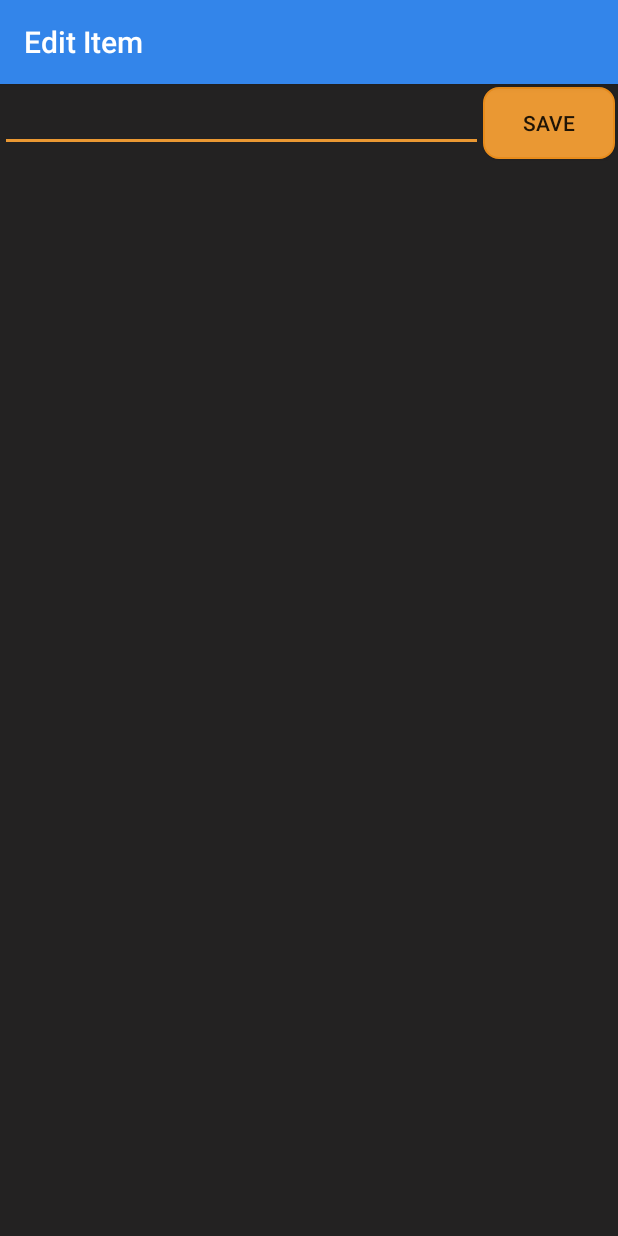
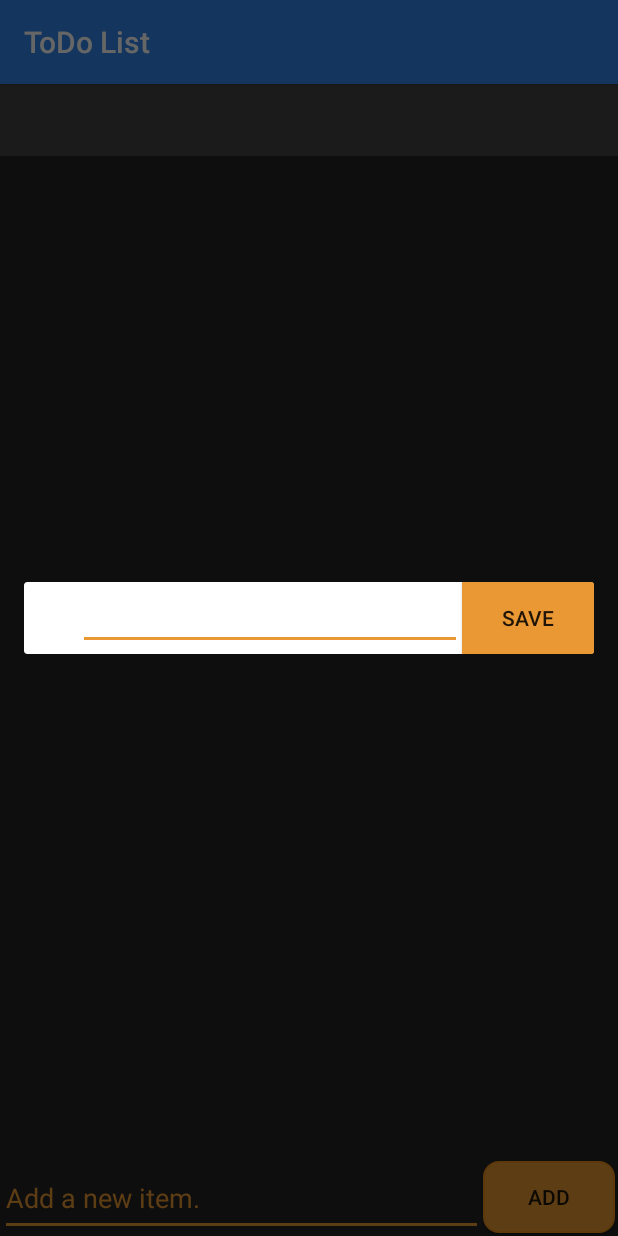
Before and after one commit to pranitishettiwar/CodepathToDo, an Android app: the screen it shows after launch (EditItemActivity before the commit, MainActivity after it), after a tap on an icon or button, on a phone screen of 412 x 824 dp. Run offline under Robolectric (Android 15) with nearby library versions, the phone set to English and light mode, and no system bars; libraries missing offline, so code that uses them is left out: com.raizlabs.android; 2 statements that could not run were skipped; 1 other tap on this screen came first.

Commit message:
Added DialogFragment

```diff
--- a/SimpleTodo/app/src/main/AndroidManifest.xml
+++ b/SimpleTodo/app/src/main/AndroidManifest.xml
@@ -16,9 +16,6 @@
                 <category android:name="android.intent.category.LAUNCHER" />
             </intent-filter>
         </activity>
-        <activity android:name=".EditItemActivity"
-            android:label="@string/edit_name">
-        </activity>
     </application>
 
 </manifest>
--- a/SimpleTodo/app/src/main/java/com/codepath/simpletodo/EditItemActivity.java
+++ /dev/null
@@ -1,51 +0,0 @@
-package com.codepath.simpletodo;
-
-import android.content.Intent;
-import android.os.Bundle;
-import android.support.v7.app.AppCompatActivity;
-import android.view.View;
-import android.widget.EditText;
-
-import com.raizlabs.android.dbflow.config.FlowConfig;
-import com.raizlabs.android.dbflow.config.FlowManager;
-
-public class EditItemActivity extends AppCompatActivity {
-
-    EditText etEditItem;
-    private int item_position;
-    private String item;
-
-    @Override
-    protected void onCreate(Bundle savedInstanceState) {
-        super.onCreate(savedInstanceState);
-        FlowManager.init(new FlowConfig.Builder(this).build());
-        setContentView(R.layout.activity_edit_item);
-        etEditItem = (EditText) findViewById(R.id.etEditItem);
-
-        item = getIntent().getStringExtra("item");
-        item_position = getIntent().getIntExtra("item_position", 1);
-        etEditItem.setText(item);
-        etEditItem.setSelection(etEditItem.getText().length());
-
-    }
-
-    private void updateItemInDB() {
-        ToDoItem itemInDB = new ToDoItem();
-
-        //Saving the Edited value in DB
-        itemInDB.setName(etEditItem.getText().toString());
-        itemInDB.setPosition(item_position);
-        itemInDB.save();
-    }
-
-    public void editItem(View view) {
-        updateItemInDB();
-        //Sending back the data to MainActivity
-        Intent i = new Intent();
-        i.putExtra("item", etEditItem.getText().toString());
-        i.putExtra("item_position", item_position);
-        setResult(RESULT_OK, i);
-        this.finish();
-    }
-
-}
--- a/SimpleTodo/app/src/main/java/com/codepath/simpletodo/EditItemDialogFragment.java
+++ b/SimpleTodo/app/src/main/java/com/codepath/simpletodo/EditItemDialogFragment.java
@@ -1,10 +1,14 @@
 package com.codepath.simpletodo;
 
-import android.app.AlertDialog;
-import android.app.Dialog;
-import android.content.DialogInterface;
+import android.app.DialogFragment;
 import android.os.Bundle;
-import android.support.v4.app.DialogFragment;
+import android.view.LayoutInflater;
+import android.view.View;
+import android.view.ViewGroup;
+import android.view.WindowManager;
+import android.widget.Button;
+import android.widget.EditText;
+
 
 /**
  * Created by praniti on 8/19/17.
@@ -12,80 +16,66 @@ import android.support.v4.app.DialogFragment;
 
 public class EditItemDialogFragment extends DialogFragment {
 
+    private EditText mEditText;
+    private Button mbtn;
+    private int item_position;
+
+    public interface EditItemDialogListener {
+        void onFinishEditDialog(String inputText, int position);
+    }
 
     public EditItemDialogFragment() {
         // Empty constructor required for DialogFragment
     }
 
-    public static EditItemDialogFragment newInstance(String title) {
-        EditItemDialogFragment frag = new EditItemDialogFragment();
-        Bundle args = new Bundle();
-        args.putString("title", title);
-        frag.setArguments(args);
-        return frag;
+    @Override
+    public View onCreateView(LayoutInflater inflater, ViewGroup container,
+                             Bundle savedInstanceState) {
+
+        View view = inflater.inflate(R.layout.fragment_edit_item, container, false);
+
+        //Get field from view
+        mEditText = (EditText) view.findViewById(R.id.etEditItem);
+        mbtn = (Button) view.findViewById(R.id.btnSave);
+
+        //Unpack data from Bundle
+        Bundle bundle = getArguments();
+        String item = bundle.getString("item");
+        item_position = bundle.getInt("item_position", 1);
+        mEditText.setText(item);
+        mEditText.setSelection(mEditText.getText().length());
+
+        // Show soft keyboard automatically and request focus to field
+        mEditText.requestFocus();
+        getDialog().getWindow().setSoftInputMode(
+                WindowManager.LayoutParams.SOFT_INPUT_STATE_VISIBLE);
+
+
+        mbtn.setOnClickListener(new View.OnClickListener() {
+            @Override
+            public void onClick(View v) {
+                updateItemInDB();
+
+                // Return input text back to activity through the implemented listener
+                EditItemDialogListener listener = (EditItemDialogListener) getActivity();
+                listener.onFinishEditDialog(mEditText.getText().toString(), item_position);
+
+                //Close the dialog and return back to the parent activity
+                dismiss();
+            }
+        });
+
+        return view;
     }
 
-    @Override
-    public Dialog onCreateDialog(Bundle savedInstanceState) {
-        String title = getArguments().getString("title");
-        AlertDialog.Builder alertDialogBuilder = new AlertDialog.Builder(getActivity());
-        alertDialogBuilder.setTitle(title);
-        alertDialogBuilder.setMessage("Are you sure?");
-        alertDialogBuilder.setPositiveButton("Save", new DialogInterface.OnClickListener() {
-            @Override
-            public void onClick(DialogInterface dialog, int which) {
-                // on success
-            }
-        });
-        alertDialogBuilder.setNegativeButton("Cancel", new DialogInterface.OnClickListener() {
-            @Override
-            public void onClick(DialogInterface dialog, int which) {
-                dialog.dismiss();
+    private void updateItemInDB() {
+        ToDoItem itemInDB = new ToDoItem();
 
-            }
-
-        });
-
-        return alertDialogBuilder.create();
+        //Saving the Edited value in DB
+        itemInDB.setName(mEditText.getText().toString());
+        itemInDB.setPosition(item_position);
+        itemInDB.save();
     }
-}
 
 
-//    private EditText mEditText;
-//    EditText etEditItem;
-//    private int item_position;
-//
-//    public static EditItemDialogFragment newInstance(String title) {
-//        EditItemDialogFragment frag = new EditItemDialogFragment();
-//        Bundle args = new Bundle();
-//        args.putString("title", title);
-//        frag.setArguments(args);
-//        return frag;
-//    }
-//
-//    @Override
-//    public View onCreateView(LayoutInflater inflater, ViewGroup container,
-//                             Bundle savedInstanceState) {
-//        return inflater.inflate(R.layout.fragment_edit_item, container);
-//    }
-//
-//    @Override
-//    public void onViewCreated(View view, @Nullable Bundle savedInstanceState) {
-//        super.onViewCreated(view, savedInstanceState);
-//
-//        // Get field from view
-//        mEditText = (EditText) view.findViewById(R.id.etEditItem);
-//
-//        // Fetch arguments from bundle and set title
-////        String title = getArguments().getString("item", "Enter Item");
-////        getDialog().setTitle(title);
-//        // Show soft keyboard automatically and request focus to field
-//        mEditText.requestFocus();
-//        getDialog().getWindow().setSoftInputMode(
-//                WindowManager.LayoutParams.SOFT_INPUT_STATE_VISIBLE);
-//
-//    }
-//
-//
-//
-//}
+}
--- a/SimpleTodo/app/src/main/java/com/codepath/simpletodo/MainActivity.java
+++ b/SimpleTodo/app/src/main/java/com/codepath/simpletodo/MainActivity.java
@@ -1,6 +1,5 @@
 package com.codepath.simpletodo;
 
-import android.content.Intent;
 import android.graphics.Color;
 import android.os.Bundle;
 import android.support.v7.app.AppCompatActivity;
@@ -20,7 +19,7 @@ import com.raizlabs.android.dbflow.sql.language.SQLite;
 import java.util.ArrayList;
 import java.util.List;
 
-public class MainActivity extends AppCompatActivity {
+public class MainActivity extends AppCompatActivity implements EditItemDialogFragment.EditItemDialogListener {
 
     ArrayList<String> todoItems;
     ArrayAdapter<String> aToDoAdapter;
@@ -39,6 +38,7 @@ public class MainActivity extends AppCompatActivity {
         lvItems.setAdapter(aToDoAdapter);
         etEditText = (EditText) findViewById(R.id.etEditText);
 
+
         //Remove item from list when user long tapped
         lvItems.setOnItemLongClickListener(new AdapterView.OnItemLongClickListener() {
             @Override
@@ -54,15 +54,26 @@ public class MainActivity extends AppCompatActivity {
         lvItems.setOnItemClickListener(new AdapterView.OnItemClickListener() {
 
             @Override
-            public void onItemClick(AdapterView<?> parent, View view, int position, long id) {
+            public void onItemClick(AdapterView<?> parent, View view, final int position, long id) {
 
-                //Sending data to EditItemActivity
-                Intent i = new Intent(MainActivity.this, EditItemActivity.class);
-                i.putExtra("item", todoItems.get(position).toString());
-                i.putExtra("item_position", position);
-                startActivityForResult(i, 1);
+                sendData(position);
             }
+
         });
+    }
+
+    //Sending data to EditItemActivity
+    private void sendData(int position) {
+        {
+            EditItemDialogFragment dialogFragment = new EditItemDialogFragment();
+            Bundle bundle = new Bundle();
+            bundle.putString("item", todoItems.get(position).toString());
+            bundle.putInt("item_position", position);
+
+            dialogFragment.setArguments(bundle);
+            dialogFragment.show(getFragmentManager(), "fragment_edit_item");
+
+        }
     }
 
     private void deleteItemInDB(int position) {
@@ -131,16 +142,10 @@ public class MainActivity extends AppCompatActivity {
     }
 
     @Override
-    protected void onActivityResult(int requestCode, int resultCode, Intent data) {
-        if (resultCode == RESULT_OK) {
-            String item = data.getExtras().getString("item");
-            int item_position = data.getIntExtra("item_position", 0);
+    public void onFinishEditDialog(String item_text, int item_position) {
+        todoItems.set(item_position, item_text);
+        aToDoAdapter.notifyDataSetChanged();
+        Toast.makeText(this, "Item updated:" + " " + item_text, Toast.LENGTH_SHORT).show();
+    }
 
-            todoItems.set(item_position, item);
-            aToDoAdapter.notifyDataSetChanged();
-
-            Toast.makeText(this,
-                    "Item updated:" + " " + item, Toast.LENGTH_LONG).show();
-        }
-    }
 }
--- a/SimpleTodo/app/src/main/res/layout/activity_edit_item.xml
+++ /dev/null
@@ -1,32 +0,0 @@
-<?xml version="1.0" encoding="utf-8"?>
-<RelativeLayout xmlns:android="http://schemas.android.com/apk/res/android"
-    xmlns:tools="http://schemas.android.com/tools"
-    android:layout_width="match_parent"
-    android:layout_height="match_parent"
-    android:background="@color/colorBackground"
-    tools:context="com.codepath.simpletodo.EditItemActivity">
-
-    <Button
-        android:id="@+id/btnSave"
-        android:layout_width="wrap_content"
-        android:layout_height="wrap_content"
-        android:layout_alignParentRight="true"
-        android:layout_alignParentTop="true"
-        android:layout_marginRight="2dp"
-        android:layout_marginTop="2dp"
-        android:background="@drawable/round_button"
-        android:onClick="editItem"
-        android:text="@string/btnSave" />
-
-    <EditText
-        android:id="@+id/etEditItem"
-        android:layout_width="wrap_content"
-        android:layout_height="wrap_content"
-        android:layout_alignParentLeft="true"
-        android:layout_alignParentTop="true"
-        android:layout_toLeftOf="@+id/btnSave"
-        android:ems="12"
-        android:inputType="textMultiLine"
-        android:textColor="@color/colorWhite" />
-
-</RelativeLayout>
--- a/SimpleTodo/app/src/main/res/layout/fragment_edit_item.xml
+++ b/SimpleTodo/app/src/main/res/layout/fragment_edit_item.xml
@@ -24,8 +24,6 @@
         android:id="@+id/etEditItem"
         android:layout_width="wrap_content"
         android:layout_height="wrap_content"
-        android:layout_alignParentLeft="true"
-        android:layout_alignParentTop="true"
         android:layout_toLeftOf="@+id/btnSave"
         android:ems="12"
         android:inputType="textMultiLine" />
```
